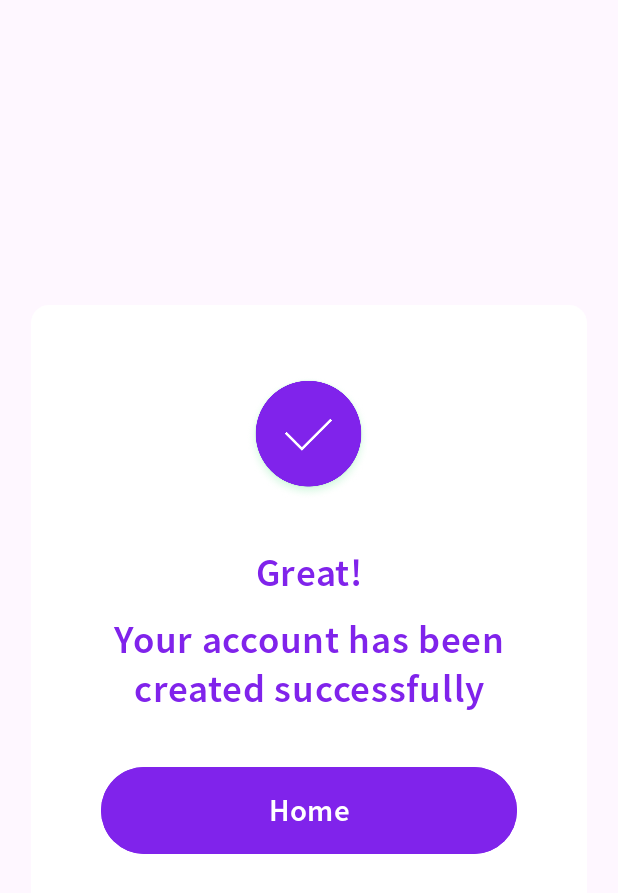
After one commit to TrungNgo21/Tinder-101, an Android app: the layout fragment_dialog.xml on its own in the app's theme, with its tools: preview values and no code run, on a phone screen of 412 x 824 dp. The commit adds this screen. Shown: the top 893 px of the screen. Run offline under Robolectric (Android 15) with nearby library versions, the phone set to English and light mode, and no system bars.

Commit message:
Finished component dialog

```diff
--- /dev/null
+++ b/app/src/main/res/drawable/border_of_dialog.xml
@@ -0,0 +1,7 @@
+<?xml version="1.0" encoding="utf-8"?>
+<shape xmlns:android="http://schemas.android.com/apk/res/android">
+    <solid android:color="@color/white" /><!-- background color for imagebutton-->
+
+    <corners
+        android:radius="@dimen/_9sdp" />
+</shape>
--- /dev/null
+++ b/app/src/main/res/layout/fragment_dialog.xml
@@ -0,0 +1,51 @@
+<?xml version="1.0" encoding="utf-8"?>
+<LinearLayout xmlns:android="http://schemas.android.com/apk/res/android"
+    android:layout_width="match_parent"
+    android:layout_height="wrap_content"
+    android:background="@drawable/border_of_dialog"
+    android:gravity="center"
+    android:orientation="vertical"
+    android:layout_gravity="center"
+    android:layout_marginHorizontal="@dimen/_16sdp"
+    android:padding="@dimen/_36sdp">
+
+    <ImageView
+        android:id="@+id/successImageView"
+        android:layout_width="@dimen/_64sdp"
+        android:layout_height="@dimen/_64sdp"
+        android:layout_gravity="center"
+        android:layout_marginBottom="@dimen/_24sdp"
+        android:src="@drawable/successful_icon" />
+
+    <TextView
+        android:id="@+id/successTitleTextView"
+        android:layout_width="wrap_content"
+        android:layout_height="wrap_content"
+        android:layout_gravity="center"
+        android:layout_marginBottom="@dimen/_8sdp"
+        style="@style/PrimaryPurpleText"
+        android:text="Great!"
+        android:textSize="@dimen/_20sdp"
+        android:textAppearance="?attr/textAppearanceHeadline6" />
+
+    <TextView
+        android:id="@+id/successDescriptionTextView"
+        android:layout_width="wrap_content"
+        android:layout_height="wrap_content"
+        android:layout_gravity="center"
+        android:gravity="center"
+        android:layout_marginBottom="@dimen/_24sdp"
+        style="@style/PrimaryPurpleText"
+        android:text="Your account has been created successfully"
+        android:textSize="@dimen/_20sdp"
+        android:textAppearance="?attr/textAppearanceBody2" />
+
+    <Button
+        android:id="@+id/successHomeButton"
+        android:layout_width="match_parent"
+        android:layout_height="wrap_content"
+        style="@style/PrimaryPurpleButton"
+        android:text="Home"
+        android:textSize="@dimen/_16sdp"
+    />
+</LinearLayout>
--- a/app/src/main/res/values/themes.xml
+++ b/app/src/main/res/values/themes.xml
@@ -18,4 +18,9 @@
         <!-- Customize your light theme here. -->
         <!-- <item name="colorPrimary">@color/my_light_primary</item> -->
     </style>
+
+    <style name="animation">
+        <item name="android:windowEnterAnimation">@android:anim/fade_in</item>
+        <item name="android:windowExitAnimation">@android:anim/fade_out</item>
+    </style>
 </resources>
```
Also changed, not shown: app/src/main/res/drawable/successful_icon.png (added).
